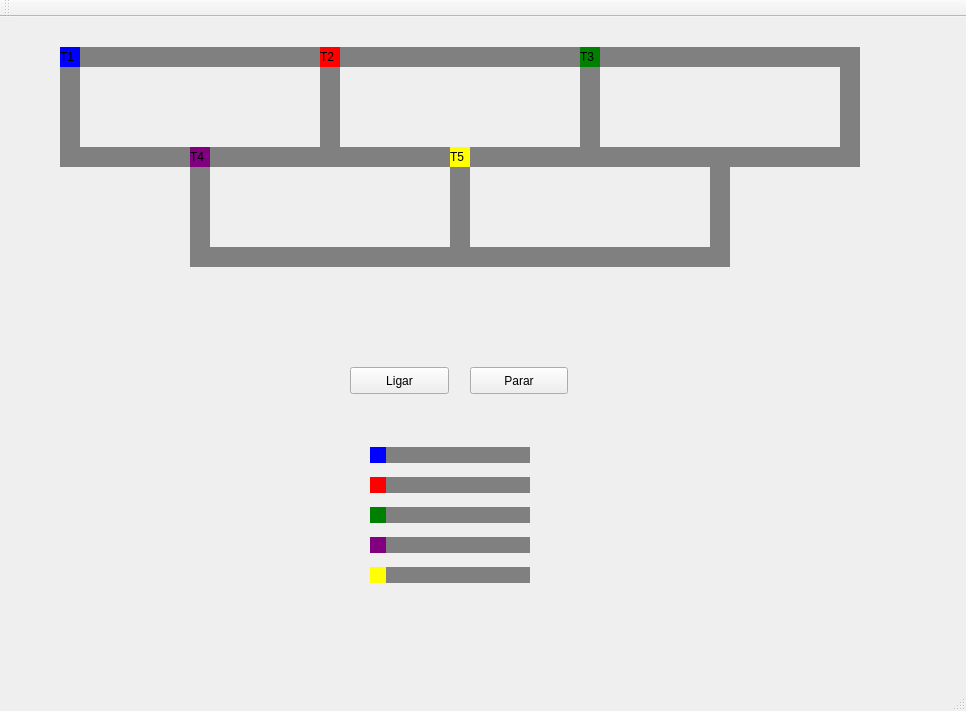
Old version of the form mainwindow.ui in the repository italovieira/trem.
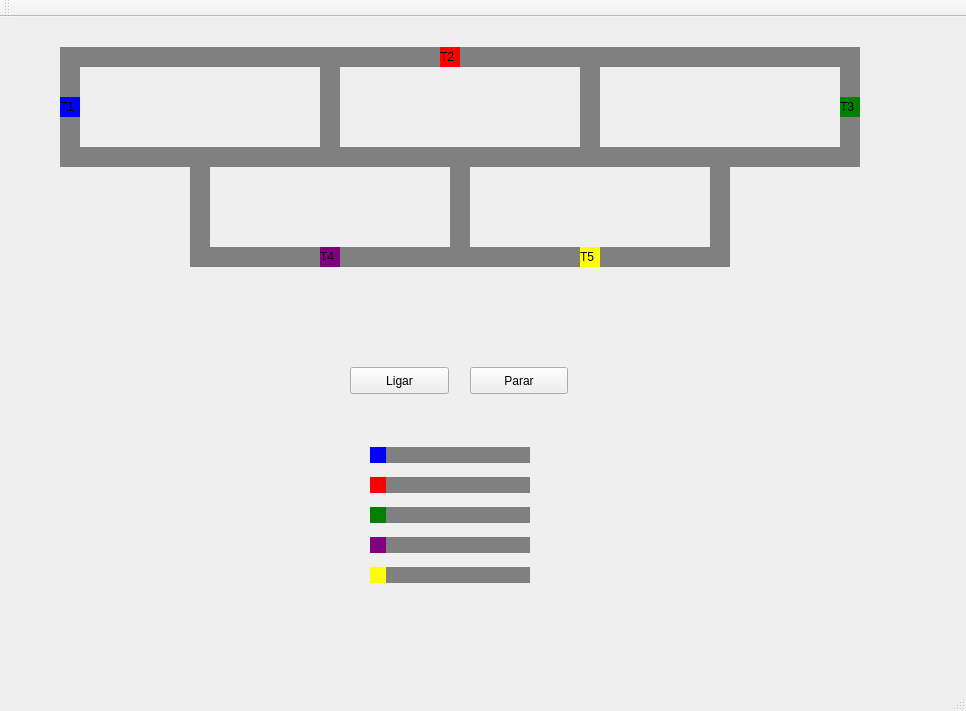
New version of the form.

Commit message: Change trains initial position

Patch:
```diff
--- a/mainwindow.ui
+++ b/mainwindow.ui
@@ -18,7 +18,7 @@
     <property name="geometry">
      <rect>
       <x>60</x>
-      <y>30</y>
+      <y>80</y>
       <width>20</width>
       <height>20</height>
      </rect>
@@ -172,7 +172,7 @@
    <widget class="QLabel" name="label_trem2">
     <property name="geometry">
      <rect>
-      <x>320</x>
+      <x>440</x>
       <y>30</y>
       <width>20</width>
       <height>20</height>
@@ -246,8 +246,8 @@
    <widget class="QLabel" name="label_trem3">
     <property name="geometry">
      <rect>
-      <x>580</x>
-      <y>30</y>
+      <x>840</x>
+      <y>80</y>
       <width>20</width>
       <height>20</height>
      </rect>
@@ -262,8 +262,8 @@
    <widget class="QLabel" name="label_trem4">
     <property name="geometry">
      <rect>
-      <x>190</x>
-      <y>130</y>
+      <x>320</x>
+      <y>230</y>
       <width>20</width>
       <height>20</height>
      </rect>
@@ -278,8 +278,8 @@
    <widget class="QLabel" name="label_trem5">
     <property name="geometry">
      <rect>
-      <x>450</x>
-      <y>130</y>
+      <x>580</x>
+      <y>230</y>
       <width>20</width>
       <height>20</height>
      </rect>
```
